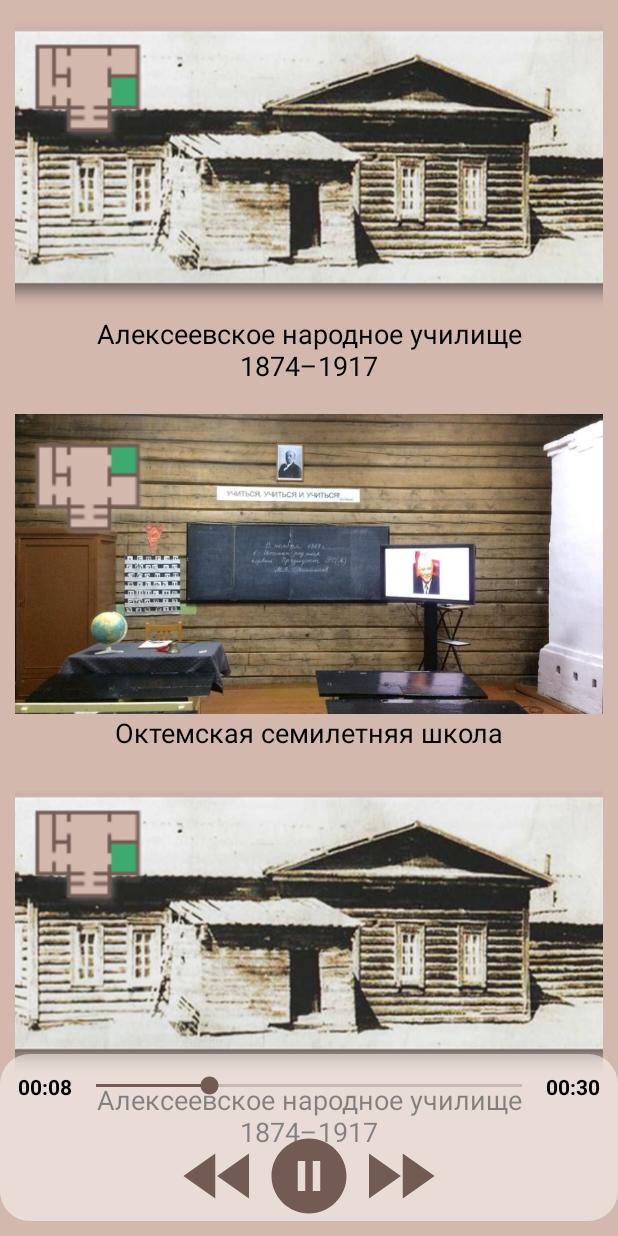
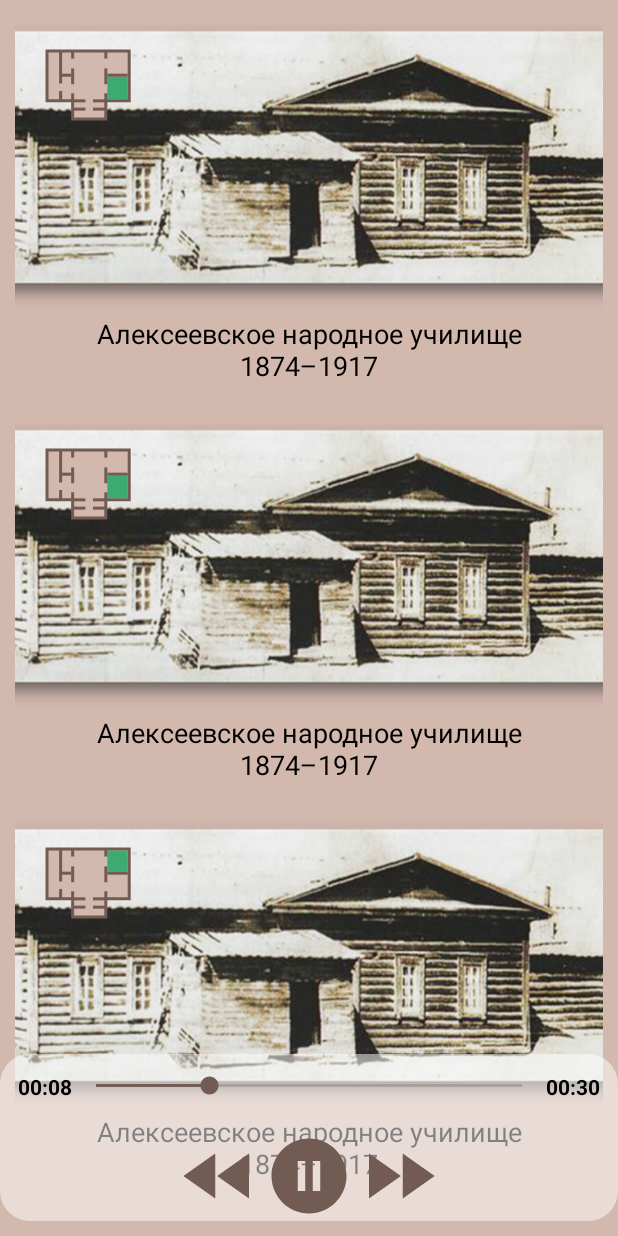
Before and after one commit to brearey/AudioGuide, an Android app: the screen it shows after launch (MainActivity), on a phone screen of 412 x 824 dp. Run offline under Robolectric (Android 15) with nearby library versions, the phone set to English and light mode, and no system bars.

Commit message:
# switch map icons png to svg

```diff
--- /dev/null
+++ b/app/src/main/res/drawable/ic_map1.xml
@@ -0,0 +1,92 @@
+<vector xmlns:android="http://schemas.android.com/apk/res/android"
+    android:width="65dp"
+    android:height="55dp"
+    android:viewportWidth="65"
+    android:viewportHeight="55">
+  <path
+      android:pathData="M4,37V4H58.5V37H43V49H21V37H4Z"
+      android:fillColor="#D3B8AE"/>
+  <path
+      android:pathData="M58.5,4H4V37H21V49H43V37H58.5V4Z"
+      android:strokeWidth="2"
+      android:fillColor="#00000000"
+      android:strokeColor="#725B53"/>
+  <path
+      android:pathData="M44,21H57.5V36H44V21Z"
+      android:fillColor="#3DAB6F"/>
+  <path
+      android:pathData="M34.5,42.5H42.5"
+      android:strokeWidth="2"
+      android:fillColor="#00000000"
+      android:strokeColor="#725B53"/>
+  <path
+      android:pathData="M43,37V32"
+      android:strokeWidth="2"
+      android:fillColor="#00000000"
+      android:strokeColor="#725B53"/>
+  <path
+      android:pathData="M43,26V15.5"
+      android:strokeWidth="2"
+      android:fillColor="#00000000"
+      android:strokeColor="#725B53"/>
+  <path
+      android:pathData="M43,4V9"
+      android:strokeWidth="2"
+      android:fillColor="#00000000"
+      android:strokeColor="#725B53"/>
+  <path
+      android:pathData="M21,37V32"
+      android:strokeWidth="2"
+      android:fillColor="#00000000"
+      android:strokeColor="#725B53"/>
+  <path
+      android:pathData="M21,26V15.5"
+      android:strokeWidth="2"
+      android:fillColor="#00000000"
+      android:strokeColor="#725B53"/>
+  <path
+      android:pathData="M21,4V9"
+      android:strokeWidth="2"
+      android:fillColor="#00000000"
+      android:strokeColor="#725B53"/>
+  <path
+      android:pathData="M13,19.5V4.5"
+      android:strokeWidth="2"
+      android:fillColor="#00000000"
+      android:strokeColor="#725B53"/>
+  <path
+      android:pathData="M13,20.5V25.5"
+      android:strokeWidth="2"
+      android:fillColor="#00000000"
+      android:strokeColor="#725B53"/>
+  <path
+      android:pathData="M13,30.5V36.5"
+      android:strokeWidth="2"
+      android:fillColor="#00000000"
+      android:strokeColor="#725B53"/>
+  <path
+      android:pathData="M21.5,37H29.5"
+      android:strokeWidth="2"
+      android:fillColor="#00000000"
+      android:strokeColor="#725B53"/>
+  <path
+      android:pathData="M42.5,37H34.5"
+      android:strokeWidth="2"
+      android:fillColor="#00000000"
+      android:strokeColor="#725B53"/>
+  <path
+      android:pathData="M21.5,42.5H29.5"
+      android:strokeWidth="2"
+      android:fillColor="#00000000"
+      android:strokeColor="#725B53"/>
+  <path
+      android:pathData="M12,20H20"
+      android:strokeWidth="2"
+      android:fillColor="#00000000"
+      android:strokeColor="#725B53"/>
+  <path
+      android:pathData="M44,20H57.5"
+      android:strokeWidth="2"
+      android:fillColor="#00000000"
+      android:strokeColor="#725B53"/>
+</vector>
--- /dev/null
+++ b/app/src/main/res/drawable/ic_map2.xml
@@ -0,0 +1,92 @@
+<vector xmlns:android="http://schemas.android.com/apk/res/android"
+    android:width="65dp"
+    android:height="55dp"
+    android:viewportWidth="65"
+    android:viewportHeight="55">
+  <path
+      android:pathData="M4,37V4H58.5V37H43V49H21V37H4Z"
+      android:fillColor="#D3B8AE"/>
+  <path
+      android:pathData="M58.5,4H4V37H21V49H43V37H58.5V4Z"
+      android:strokeWidth="2"
+      android:fillColor="#00000000"
+      android:strokeColor="#725B53"/>
+  <path
+      android:pathData="M44,5H57.5V19H44V5Z"
+      android:fillColor="#3DAB6F"/>
+  <path
+      android:pathData="M34.5,42.5H42.5"
+      android:strokeWidth="2"
+      android:fillColor="#00000000"
+      android:strokeColor="#725B53"/>
+  <path
+      android:pathData="M43,37V32"
+      android:strokeWidth="2"
+      android:fillColor="#00000000"
+      android:strokeColor="#725B53"/>
+  <path
+      android:pathData="M43,26V15.5"
+      android:strokeWidth="2"
+      android:fillColor="#00000000"
+      android:strokeColor="#725B53"/>
+  <path
+      android:pathData="M43,4V9"
+      android:strokeWidth="2"
+      android:fillColor="#00000000"
+      android:strokeColor="#725B53"/>
+  <path
+      android:pathData="M21,37V32"
+      android:strokeWidth="2"
+      android:fillColor="#00000000"
+      android:strokeColor="#725B53"/>
+  <path
+      android:pathData="M21,26V15.5"
+      android:strokeWidth="2"
+      android:fillColor="#00000000"
+      android:strokeColor="#725B53"/>
+  <path
+      android:pathData="M21,4V9"
+      android:strokeWidth="2"
+      android:fillColor="#00000000"
+      android:strokeColor="#725B53"/>
+  <path
+      android:pathData="M13,19.5V4.5"
+      android:strokeWidth="2"
+      android:fillColor="#00000000"
+      android:strokeColor="#725B53"/>
+  <path
+      android:pathData="M13,20.5V25.5"
+      android:strokeWidth="2"
+      android:fillColor="#00000000"
+      android:strokeColor="#725B53"/>
+  <path
+      android:pathData="M13,30.5V36.5"
+      android:strokeWidth="2"
+      android:fillColor="#00000000"
+      android:strokeColor="#725B53"/>
+  <path
+      android:pathData="M21.5,37H29.5"
+      android:strokeWidth="2"
+      android:fillColor="#00000000"
+      android:strokeColor="#725B53"/>
+  <path
+      android:pathData="M42.5,37H34.5"
+      android:strokeWidth="2"
+      android:fillColor="#00000000"
+      android:strokeColor="#725B53"/>
+  <path
+      android:pathData="M21.5,42.5H29.5"
+      android:strokeWidth="2"
+      android:fillColor="#00000000"
+      android:strokeColor="#725B53"/>
+  <path
+      android:pathData="M12,20H20"
+      android:strokeWidth="2"
+      android:fillColor="#00000000"
+      android:strokeColor="#725B53"/>
+  <path
+      android:pathData="M44,20H57.5"
+      android:strokeWidth="2"
+      android:fillColor="#00000000"
+      android:strokeColor="#725B53"/>
+</vector>
--- a/app/src/main/res/layout/activity_main.xml
+++ b/app/src/main/res/layout/activity_main.xml
@@ -28,22 +28,25 @@
                 <!--Map-->
                 <ImageView
                     android:layout_width="80dp"
-                    android:layout_height="80dp"
-                    android:src="@drawable/map1"
+                    android:layout_height="wrap_content"
+                    android:src="@drawable/ic_map1"
                     android:layout_marginStart="10dp"
-                    android:layout_marginTop="10dp"
+                    android:layout_marginTop="20dp"
                     android:translationZ="1dp"/>
+                <!-- Photo and title -->
                 <LinearLayout
                     android:layout_width="match_parent"
                     android:layout_height="wrap_content"
                     android:orientation="vertical"
                     android:layout_marginBottom="20dp">
+                    <!-- Photo -->
                     <ImageView
                         android:layout_width="match_parent"
                         android:layout_height="200dp"
                         android:src="@drawable/zal_alex_narod"
                         android:scaleType="centerCrop"
                         android:contentDescription="@string/zal_alex_narod"/>
+                    <!-- Title -->
                     <TextView
                         android:layout_width="match_parent"
                         android:layout_height="wrap_content"
@@ -53,6 +56,7 @@
                         android:textColor="@color/primaryTextColor"/>
                 </LinearLayout>
             </RelativeLayout>
+
             <!--Second museum room-->
             <RelativeLayout
                 android:layout_width="match_parent"
@@ -60,54 +64,25 @@
                 <!--Map-->
                 <ImageView
                     android:layout_width="80dp"
-                    android:layout_height="80dp"
-                    android:src="@drawable/map2"
+                    android:layout_height="wrap_content"
+                    android:src="@drawable/ic_map1"
                     android:layout_marginStart="10dp"
-                    android:layout_marginTop="10dp"
+                    android:layout_marginTop="20dp"
                     android:translationZ="1dp"/>
+                <!-- Photo and title -->
                 <LinearLayout
                     android:layout_width="match_parent"
                     android:layout_height="wrap_content"
                     android:orientation="vertical"
                     android:layout_marginBottom="20dp">
-                    <ImageView
-                        android:layout_width="match_parent"
-                        android:layout_height="200dp"
-                        android:src="@drawable/zal_okt_sevenyears"
-                        android:scaleType="centerCrop"
-                        android:contentDescription="@string/okt_seven_years"/>
-                    <TextView
-                        android:layout_width="match_parent"
-                        android:layout_height="wrap_content"
-                        android:gravity="center"
-                        android:text="@string/okt_seven_years"
-                        android:textSize="18sp"
-                        android:textColor="@color/primaryTextColor"/>
-                </LinearLayout>
-            </RelativeLayout>
-            <!--Third museum room-->
-            <RelativeLayout
-                android:layout_width="match_parent"
-                android:layout_height="wrap_content">
-                <!--Map-->
-                <ImageView
-                    android:layout_width="80dp"
-                    android:layout_height="80dp"
-                    android:src="@drawable/map1"
-                    android:layout_marginStart="10dp"
-                    android:layout_marginTop="10dp"
-                    android:translationZ="1dp"/>
-                <LinearLayout
-                    android:layout_width="match_parent"
-                    android:layout_height="wrap_content"
-                    android:orientation="vertical"
-                    android:layout_marginBottom="20dp">
+                    <!-- Photo -->
                     <ImageView
                         android:layout_width="match_parent"
                         android:layout_height="200dp"
                         android:src="@drawable/zal_alex_narod"
                         android:scaleType="centerCrop"
                         android:contentDescription="@string/zal_alex_narod"/>
+                    <!-- Title -->
                     <TextView
                         android:layout_width="match_parent"
                         android:layout_height="wrap_content"
@@ -117,6 +92,43 @@
                         android:textColor="@color/primaryTextColor"/>
                 </LinearLayout>
             </RelativeLayout>
+
+            <!--Third museum room-->
+            <RelativeLayout
+                android:layout_width="match_parent"
+                android:layout_height="wrap_content">
+                <!--Map-->
+                <ImageView
+                    android:layout_width="80dp"
+                    android:layout_height="wrap_content"
+                    android:src="@drawable/ic_map2"
+                    android:layout_marginStart="10dp"
+                    android:layout_marginTop="20dp"
+                    android:translationZ="1dp"/>
+                <!-- Photo and title -->
+                <LinearLayout
+                    android:layout_width="match_parent"
+                    android:layout_height="wrap_content"
+                    android:orientation="vertical"
+                    android:layout_marginBottom="20dp">
+                    <!-- Photo -->
+                    <ImageView
+                        android:layout_width="match_parent"
+                        android:layout_height="200dp"
+                        android:src="@drawable/zal_alex_narod"
+                        android:scaleType="centerCrop"
+                        android:contentDescription="@string/zal_alex_narod"/>
+                    <!-- Title -->
+                    <TextView
+                        android:layout_width="match_parent"
+                        android:layout_height="wrap_content"
+                        android:gravity="center"
+                        android:text="@string/zal_alex_narod"
+                        android:textSize="18sp"
+                        android:textColor="@color/primaryTextColor"/>
+                </LinearLayout>
+            </RelativeLayout>
+
             <!-- Space for scroll -->
             <Space
                 android:layout_width="match_parent"
```
Also changed, not shown: app/src/main/res/drawable/map1.png (deleted), app/src/main/res/drawable/map2.png (deleted).
